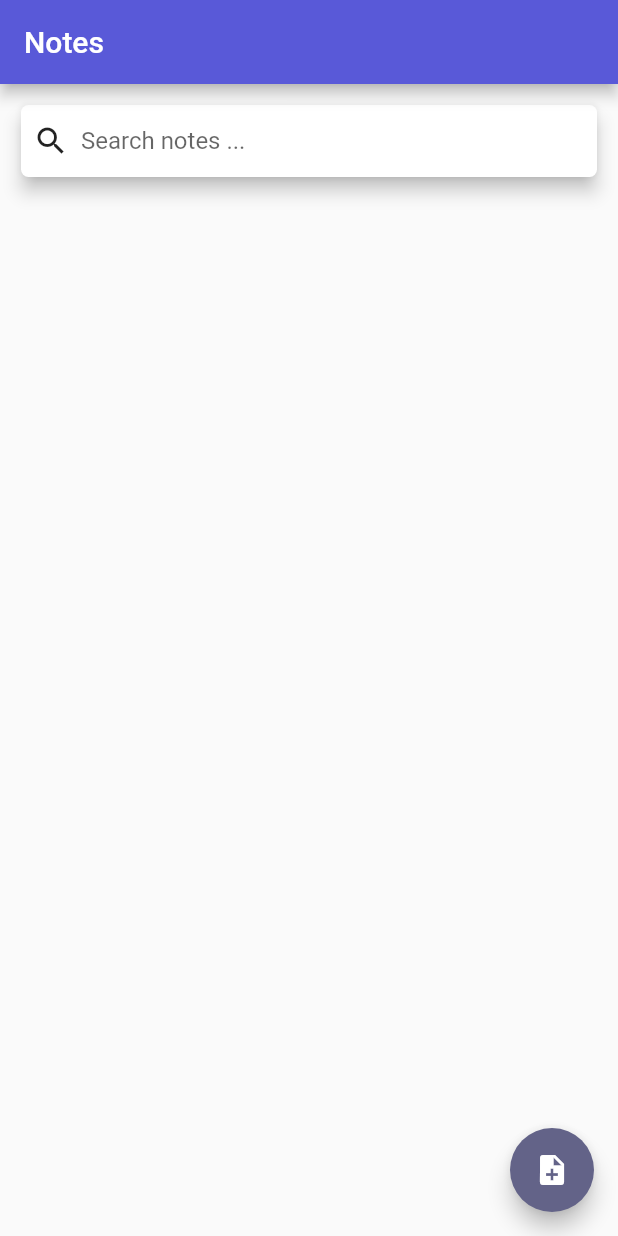
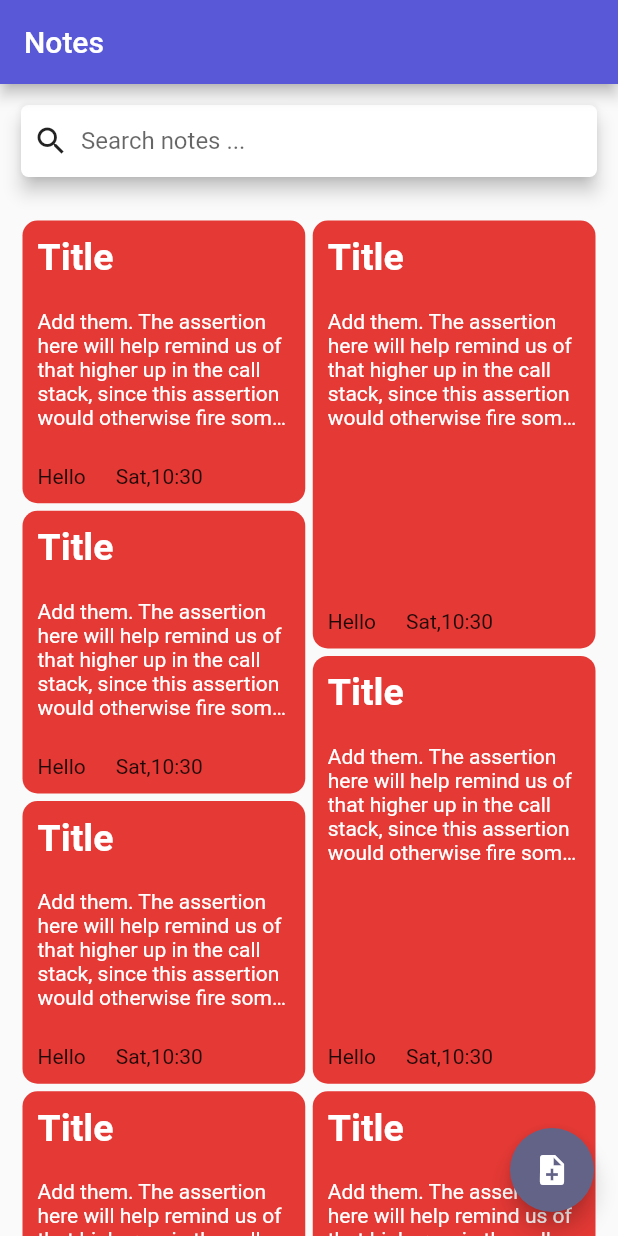
Before and after one commit to swarup260/todo-tracker-app, a Flutter app: the screen it shows after launch, on a phone screen of 412 x 824 dp. Run offline on Flutter 3.47's test engine with Material 2 defaults, Android fonts, the phone set to English and light mode, and no system bars.

Commit message:
Design completed and dateformat lib added

```diff
--- a/lib/widgets/my_homepage.dart
+++ b/lib/widgets/my_homepage.dart
@@ -1,11 +1,15 @@
 import 'package:flutter/material.dart';
+import 'package:flutter_staggered_grid_view/flutter_staggered_grid_view.dart';
 import 'package:notes/utils/notes_color.dart';
 import 'package:notes/widgets/note_search.dart';
+import 'package:intl/intl.dart';
 
 // ignore: must_be_immutable
 class MyHomePage extends StatelessWidget {
   String title;
   MyHomePage({Key key, this.title}) : super(key: key);
+  DateTime today = DateTime.now();
+  DateFormat newFormat = DateFormat("E,h:m");
 
   @override
   Widget build(BuildContext context) {
@@ -17,6 +21,70 @@ class MyHomePage extends StatelessWidget {
         child: Column(
           children: <Widget>[
             NoteSearch(),
+            Expanded(
+              child: StaggeredGridView.countBuilder(
+                padding: EdgeInsets.all(15),
+                crossAxisCount: 4,
+                itemCount: 20,
+                itemBuilder: (BuildContext context, int index) => InkWell(
+                  onTap: () => Navigator.pushNamed(context, '/addNote'),
+                  child: new Container(
+                      decoration: BoxDecoration(
+                          borderRadius: BorderRadius.circular(10.0),
+                          color: NotesColor.noteColor[600]),
+                      child: Column(
+                        children: <Widget>[
+                          Padding(
+                            padding: EdgeInsets.all(10.0),
+                            child: Align(
+                              alignment: Alignment.topLeft,
+                              child: Text(
+                                'Title',
+                                style: TextStyle(
+                                    fontSize: 25,
+                                    fontWeight: FontWeight.bold,
+                                    color: Colors.white),
+                              ),
+                            ),
+                          ),
+                          Expanded(
+                            // width: MediaQuery.of(context).size.width - 10,
+                            // height: MediaQuery.of(context).size.height - 10,
+                            child: Padding(
+                              padding: EdgeInsets.all(10.0),
+                              child: Text(
+                                '''Add them. The assertion here will help remind us of that higher up in the call stack, since this assertion would otherwise fire somewhere in the framework Add them. The assertion here will help remind us of that higher up in the call stack, since this assertion would otherwise fire somewhere in the framework ,Add them. The assertion here will help remind us of that higher up in the call stack, since this assertion would otherwise fire somewhere in the framework''',
+                                overflow: TextOverflow.ellipsis,
+                                maxLines: 5,
+                                style: TextStyle(color: Colors.white),
+                              ),
+                            ),
+                          ),
+                          Row(
+                            crossAxisAlignment: CrossAxisAlignment.start,
+                            children: [
+                              Padding(
+                                padding: const EdgeInsets.only(
+                                    left: 10, right: 10, top: 5, bottom: 10),
+                                child: Text("Hello"),
+                              ),
+                              Padding(
+                                padding: const EdgeInsets.only(
+                                    left: 10, right: 10, top: 5, bottom: 10),
+                                child: Text("${newFormat.format(today)}"),
+                              ),
+                            ],
+                          )
+                        ],
+                      )),
+                ),
+                staggeredTileBuilder: (int index) {
+                  return new StaggeredTile.count(2, index.isEven ? 2 : 3);
+                },
+                mainAxisSpacing: 5.0,
+                crossAxisSpacing: 5.0,
+              ),
+            )
           ],
         ),
       ),
--- a/pubspec.yaml
+++ b/pubspec.yaml
@@ -24,6 +24,8 @@ dependencies:
   cupertino_icons: ^1.0.2
   flutter:
     sdk: flutter
+  flutter_staggered_grid_view: ^0.4.1
+  intl: ^0.17.0
   provider: ^6.0.1
 
 dev_dependencies:
```
Also changed, not shown: lib/widgets/add_note.dart (+40 -4 lines).
